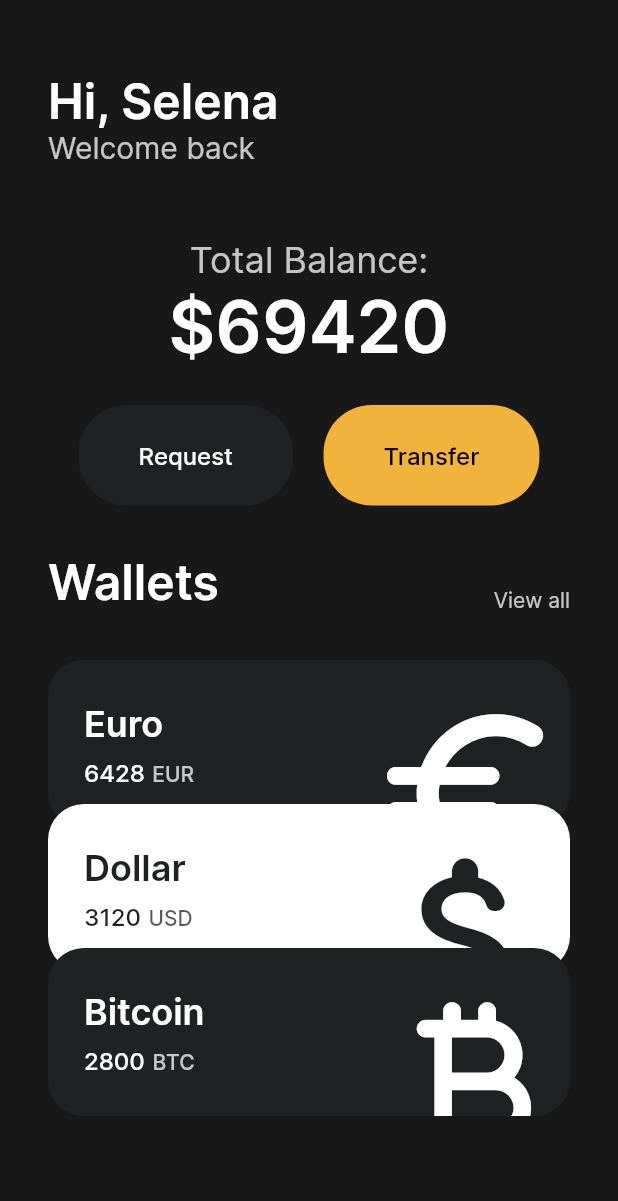
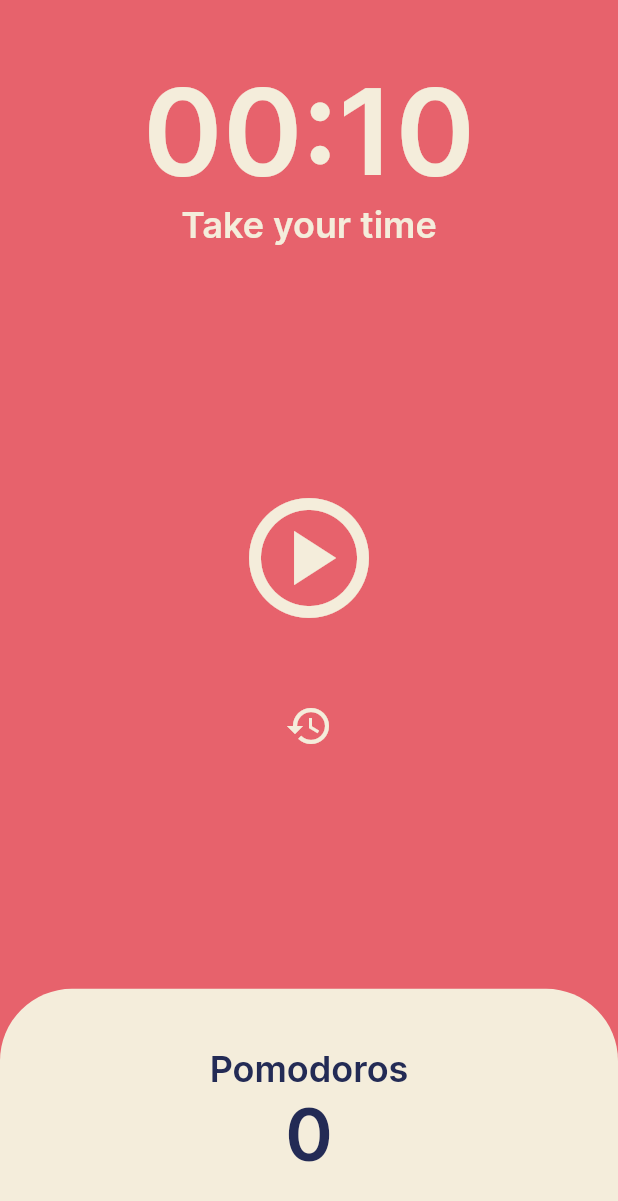
Before and after one commit to dduicoder/toonflix, a Flutter app: the screen it shows after launch, on a phone screen of 412 x 824 dp. Shown: the top 1201 px of the screen. Run offline on Flutter 3.47's test engine with Material 2 defaults, Android fonts, the phone set to English and light mode, and no system bars.

Commit message:
feat: pomodoro app
Changed to pomodoro app.

```diff
--- a/lib/main.dart
+++ b/lib/main.dart
@@ -1,174 +1,29 @@
 import 'package:flutter/material.dart';
-import 'package:toonflix/widgets/button.dart';
-import 'package:toonflix/widgets/currency_card.dart';
+import 'package:toonflix/screens/home_screen.dart';
 
 void main() {
-  runApp(App());
+  runApp(const App());
 }
 
-class App extends StatefulWidget {
-  @override
-  State<App> createState() => _AppState();
-}
+class App extends StatelessWidget {
+  const App({super.key});
 
-class _AppState extends State<App> {
-  int count = 69420;
-
-  void increaseCount() {
-    setState(() {
-      count += 10;
-    });
-  }
-
-  void decreaseCount() {
-    setState(() {
-      count -= 10;
-    });
-  }
-
+  // This widget is the root of your application.
   @override
   Widget build(BuildContext context) {
     return MaterialApp(
-      home: Scaffold(
-        backgroundColor: const Color(0xFF181818),
-        body: SingleChildScrollView(
-          child: Padding(
-            padding: const EdgeInsets.only(
-              left: 32,
-              right: 32,
-              top: 48,
-              bottom: 0,
-            ),
-            child: Column(
-              crossAxisAlignment: CrossAxisAlignment.start,
-              children: [
-                Column(
-                  crossAxisAlignment: CrossAxisAlignment.start,
-                  children: [
-                    const Text(
-                      "Hi, Selena",
-                      style: TextStyle(
-                        fontSize: 32,
-                        fontWeight: FontWeight.w600,
-                      ),
-                    ),
-                    Text(
-                      "Welcome back",
-                      style: TextStyle(
-                        color: Colors.white.withOpacity(0.75),
-                        fontSize: 20,
-                      ),
-                    ),
-                  ],
-                ),
-                const SizedBox(
-                  height: 48,
-                ),
-                Column(
-                  children: [
-                    Text(
-                      "Total Balance:",
-                      style: TextStyle(
-                        color: Colors.white.withOpacity(0.75),
-                        fontSize: 24,
-                      ),
-                    ),
-                    Text(
-                      "\$$count",
-                      style: const TextStyle(
-                        fontSize: 48,
-                        fontWeight: FontWeight.w600,
-                      ),
-                    ),
-                    const SizedBox(
-                      height: 24,
-                    ),
-                    Row(
-                      mainAxisAlignment: MainAxisAlignment.spaceEvenly,
-                      children: [
-                        Button(
-                          text: "Request",
-                          textColor: Colors.white,
-                          backgroundColor: const Color(0xFF1F2123),
-                          onClick: increaseCount,
-                        ),
-                        Button(
-                          text: "Transfer",
-                          textColor: Colors.black,
-                          backgroundColor: const Color(0xFFF1B33B),
-                          onClick: decreaseCount,
-                        ),
-                      ],
-                    ),
-                  ],
-                ),
-                const SizedBox(
-                  height: 32,
-                ),
-                Row(
-                  mainAxisAlignment: MainAxisAlignment.spaceBetween,
-                  crossAxisAlignment: CrossAxisAlignment.end,
-                  children: [
-                    const Text(
-                      "Wallets",
-                      style: TextStyle(
-                        fontSize: 32,
-                        fontWeight: FontWeight.w600,
-                      ),
-                    ),
-                    Text(
-                      "View all",
-                      style: TextStyle(color: Colors.white.withOpacity(0.75)),
-                    )
-                  ],
-                ),
-                const SizedBox(
-                  height: 32,
-                ),
-                Column(
-                  children: const [
-                    CurrencyCard(
-                      index: 0,
-                      name: "Euro",
-                      amount: "6428",
-                      code: "EUR",
-                      icon: Icons.euro_rounded,
-                      mainColor: Colors.white,
-                      backgroundColor: Color(0xFF1F2123),
-                    ),
-                    CurrencyCard(
-                      index: 1,
-                      name: "Dollar",
-                      amount: "3120",
-                      code: "USD",
-                      icon: Icons.attach_money_rounded,
-                      mainColor: Color(0xFF1F2123),
-                      backgroundColor: Colors.white,
-                    ),
-                    CurrencyCard(
-                      index: 2,
-                      name: "Bitcoin",
-                      amount: "2800",
-                      code: "BTC",
-                      icon: Icons.currency_bitcoin_rounded,
-                      mainColor: Colors.white,
-                      backgroundColor: Color(0xFF1F2123),
-                    ),
-                  ],
-                ),
-              ],
-            ),
+      title: 'Flutter Demo',
+      theme: ThemeData(
+        backgroundColor: const Color(0xFFE7626C),
+        fontFamily: "Inter",
+        textTheme: const TextTheme(
+          headline1: TextStyle(
+            color: Color(0xFF232B55),
           ),
         ),
+        cardColor: const Color(0xFFF4EDDB),
       ),
-      theme: ThemeData(
-        fontFamily: "Inter",
-        textTheme: const TextTheme(
-          bodyText2: TextStyle(
-            color: Colors.white,
-          ),
-        ),
-      ),
+      home: const HomeScreen(),
     );
   }
 }
--- /dev/null
+++ b/lib/screens/home_screen.dart
@@ -0,0 +1,165 @@
+import 'package:flutter/material.dart';
+
+import 'dart:async';
+
+class HomeScreen extends StatefulWidget {
+  const HomeScreen({super.key});
+
+  @override
+  State<HomeScreen> createState() => _HomeScreenState();
+}
+
+class _HomeScreenState extends State<HomeScreen> {
+  static const waitTime = 10;
+  int totalCounts = 0;
+  int totalSeconds = waitTime;
+  bool isFocusTime = false;
+  bool isPlaying = false;
+  late Timer timer;
+
+  void onTick(Timer timer) {
+    setState(() {
+      if (totalSeconds == 0) {
+        timer.cancel();
+        totalSeconds = waitTime;
+        totalCounts += 1;
+        isPlaying = false;
+      } else {
+        totalSeconds -= 1;
+      }
+    });
+  }
+
+  void onPlayButtonClicked() {
+    if (!isPlaying) {
+      timer = Timer.periodic(
+        const Duration(seconds: 1),
+        onTick,
+      );
+    } else {
+      timer.cancel();
+    }
+
+    setState(() {
+      isPlaying = !isPlaying;
+    });
+  }
+
+  void onResetButtonClicked() {
+    if (isPlaying) {
+      timer.cancel();
+    }
+
+    setState(() {
+      isPlaying = false;
+      totalSeconds = waitTime;
+    });
+  }
+
+  String format(int seconds) {
+    var duration = Duration(seconds: seconds);
+
+    return duration.toString().split(".").first.substring(2, 7);
+  }
+
+  @override
+  Widget build(BuildContext context) {
+    return Scaffold(
+      backgroundColor: Theme.of(context).backgroundColor,
+      body: Column(
+        children: [
+          Flexible(
+            flex: 1,
+            child: Column(
+              mainAxisAlignment: MainAxisAlignment.end,
+              children: [
+                Text(
+                  format(totalSeconds),
+                  style: TextStyle(
+                    color: Theme.of(context).cardColor,
+                    fontSize: 80,
+                    fontWeight: FontWeight.w600,
+                  ),
+                ),
+                Text(
+                  isPlaying ? "Lets go!" : "Take your time",
+                  style: TextStyle(
+                    color: Theme.of(context).cardColor,
+                    fontSize: 24,
+                    fontWeight: FontWeight.w600,
+                  ),
+                )
+              ],
+            ),
+          ),
+          Flexible(
+            flex: 3,
+            child: Column(
+              mainAxisAlignment: MainAxisAlignment.center,
+              children: [
+                IconButton(
+                  iconSize: 96,
+                  color: Theme.of(context).cardColor,
+                  onPressed: onPlayButtonClicked,
+                  icon: Icon(
+                    isPlaying
+                        ? Icons.pause_circle_outlined
+                        : Icons.play_circle_outlined,
+                  ),
+                ),
+                const SizedBox(
+                  height: 32,
+                ),
+                IconButton(
+                  iconSize: 32,
+                  color: Theme.of(context).cardColor,
+                  onPressed: onResetButtonClicked,
+                  icon: const Icon(Icons.restore),
+                ),
+              ],
+            ),
+          ),
+          Flexible(
+            flex: 1,
+            child: Row(
+              children: [
+                Expanded(
+                  child: Container(
+                    decoration: BoxDecoration(
+                      color: Theme.of(context).cardColor,
+                      borderRadius: const BorderRadius.only(
+                        topLeft: Radius.circular(48),
+                        topRight: Radius.circular(48),
+                      ),
+                    ),
+                    child: Column(
+                      mainAxisAlignment: MainAxisAlignment.center,
+                      children: [
+                        Text(
+                          "Pomodoros",
+                          style: TextStyle(
+                            color: Theme.of(context).textTheme.headline1!.color,
+                            fontWeight: FontWeight.w600,
+                            fontSize: 24,
+                          ),
+                        ),
+                        Text(
+                          "$totalCounts",
+                          style: TextStyle(
+                            color: Theme.of(context).textTheme.headline1!.color,
+                            fontWeight: FontWeight.w600,
+                            fontSize: 48,
+                          ),
+                        ),
+                      ],
+                    ),
+                  ),
+                ),
+              ],
+            ),
+          ),
+        ],
+      ),
+    );
+  }
+}
--- a/lib/widgets/button.dart
+++ /dev/null
@@ -1,42 +0,0 @@
-import 'package:flutter/material.dart';
-
-class Button extends StatelessWidget {
-  final String text;
-  final Color textColor;
-  final Color backgroundColor;
-  final void Function() onClick;
-
-  const Button({
-    required this.text,
-    required this.textColor,
-    required this.backgroundColor,
-    required this.onClick,
-  });
-
-  @override
-  Widget build(BuildContext context) {
-    return Container(
-      decoration: BoxDecoration(
-        color: backgroundColor,
-        borderRadius: BorderRadius.circular(32),
-      ),
-      child: TextButton(
-        onPressed: onClick,
-        child: Padding(
-          padding: const EdgeInsets.symmetric(
-            vertical: 16,
-            horizontal: 32,
-          ),
-          child: Text(
-            text,
-            style: TextStyle(
-              color: textColor,
-              fontSize: 16,
-              fontWeight: FontWeight.w500,
-            ),
-          ),
-        ),
-      ),
-    );
-  }
-}
--- a/lib/widgets/currency_card.dart
+++ /dev/null
@@ -1,91 +0,0 @@
-import 'package:flutter/material.dart';
-
-class CurrencyCard extends StatelessWidget {
-  final double index;
-  final String name;
-  final String amount;
-  final String code;
-  final IconData icon;
-  final Color mainColor;
-  final Color backgroundColor;
-
-  const CurrencyCard({
-    required this.index,
-    required this.name,
-    required this.amount,
-    required this.code,
-    required this.icon,
-    required this.mainColor,
-    required this.backgroundColor,
-  });
-
-  @override
-  Widget build(BuildContext context) {
-    return Transform.translate(
-      offset: Offset(0, -16 * index),
-      child: Container(
-        clipBehavior: Clip.hardEdge,
-        decoration: BoxDecoration(
-          color: backgroundColor,
-          borderRadius: BorderRadius.circular(24),
-        ),
-        child: Padding(
-          padding: const EdgeInsets.all(24),
-          child: Row(
-            mainAxisAlignment: MainAxisAlignment.spaceBetween,
-            children: [
-              Column(
-                crossAxisAlignment: CrossAxisAlignment.start,
-                children: [
-                  Text(
-                    name,
-                    style: TextStyle(
-                      color: mainColor,
-                      fontSize: 24,
-                      fontWeight: FontWeight.w600,
-                    ),
-                  ),
-                  const SizedBox(height: 8),
-                  Row(
-                    crossAxisAlignment: CrossAxisAlignment.end,
-                    children: [
-                      Text(
-                        amount,
-                        style: TextStyle(
-                          color: mainColor,
-                          fontSize: 16,
-                          fontWeight: FontWeight.w500,
-                        ),
-                      ),
-                      const SizedBox(
-                        width: 5,
-                      ),
-                      Text(
-                        code,
-                        style: TextStyle(
-                          color: mainColor.withOpacity(0.75),
-                          fontWeight: FontWeight.w500,
-                        ),
-                      ),
-                    ],
-                  )
-                ],
-              ),
-              Transform.scale(
-                scale: 2.2,
-                child: Transform.translate(
-                  offset: const Offset(-5, 15),
-                  child: Icon(
-                    icon,
-                    color: mainColor,
-                    size: 64,
-                  ),
-                ),
-              ),
-            ],
-          ),
-        ),
-      ),
-    );
-  }
-}
```
Also changed, not shown: 1 other file.
